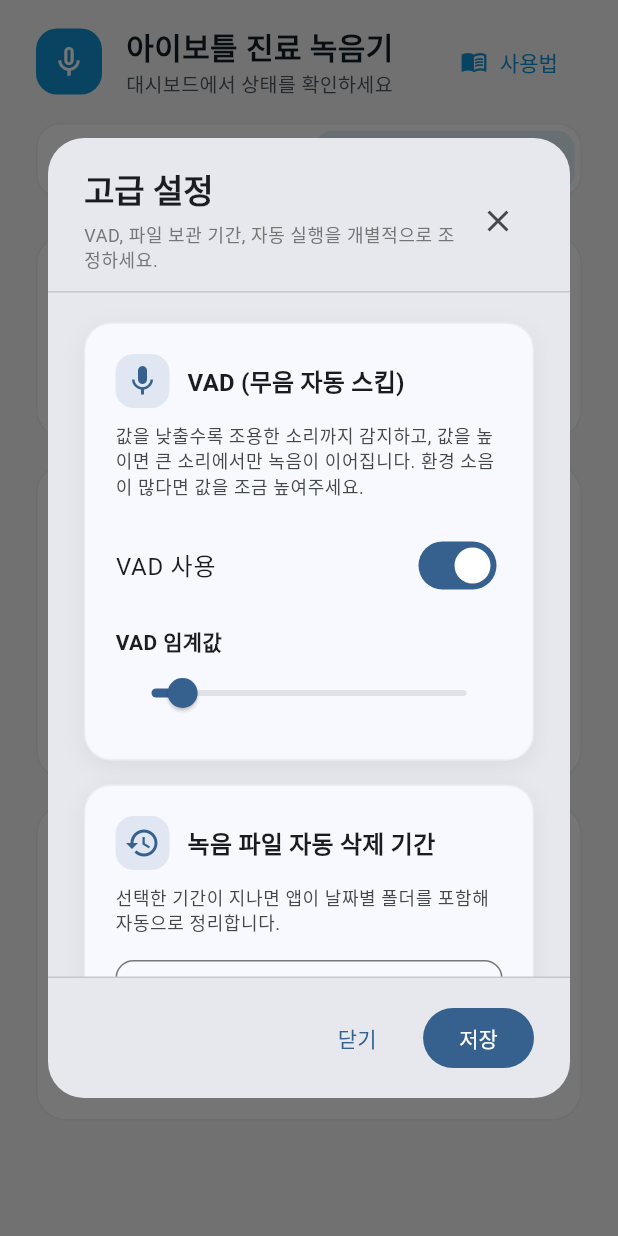
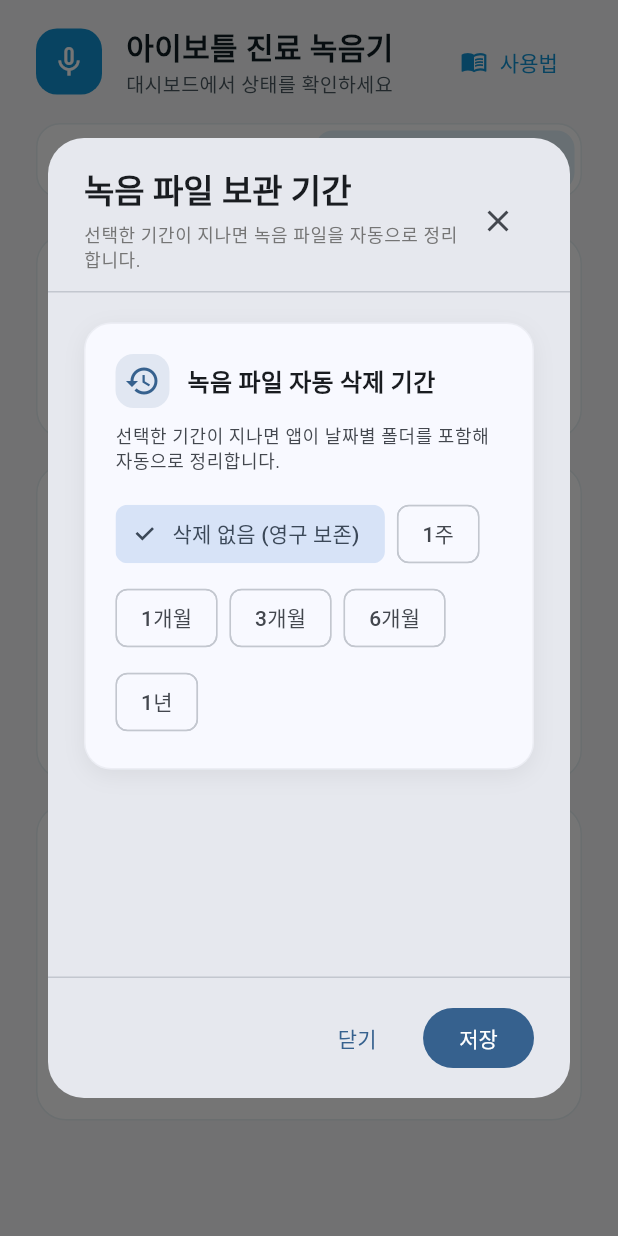
Before and after one commit to Eyebottle/eyebottlelee, a Flutter app: the screen it shows after launch, tab 2 chosen, after a tap on "저장 기간", on a phone screen of 412 x 824 dp. Run offline on Flutter 3.47's test engine with Material 3 defaults, Android fonts, the phone set to English and light mode, and no system bars; our stand-ins replace logger, shared_preferences; missing offline and left inert: cron, file_selector, launch_at_startup, record, system_tray, window_manager.

Commit message:
feat: split advanced settings into dedicated dialogs

```diff
--- a/lib/ui/screens/main_screen.dart
+++ b/lib/ui/screens/main_screen.dart
@@ -196,7 +196,9 @@ class _MainScreenState extends State<MainScreen>
                       _SettingsTab(
                         onOpenSchedule: () => _showScheduleDialog(),
                         onOpenSaveFolder: () => _showFolderDialog(),
-                        onOpenAdvanced: () => _showAdvancedSettings(),
+                        onOpenVad: () => _openVadSettings(),
+                        onOpenRetention: () => _openRetentionSettings(),
+                        onOpenAutoLaunch: () => _openAutoLaunchSettings(),
                       ),
                     ],
                   ),
@@ -325,17 +327,33 @@ class _MainScreenState extends State<MainScreen>
     );
   }
 
-  Future<void> _showAdvancedSettings() async {
-    final result = await showDialog<String>(
-      context: context,
-      builder: (context) => const AdvancedSettingsDialog(),
+  Future<void> _openVadSettings() async {
+    final result = await AdvancedSettingsDialog.show(
+      context,
+      AdvancedSettingSection.vad,
     );
     if (result == 'saved') {
       final (enabled, threshold) = await _settings.getVad();
       _audioService.configureVad(enabled: enabled, threshold: threshold);
+    }
+  }
+
+  Future<void> _openRetentionSettings() async {
+    final result = await AdvancedSettingsDialog.show(
+      context,
+      AdvancedSettingSection.retention,
+    );
+    if (result == 'saved') {
       final retention = await _settings.getRetentionDuration();
       _audioService.configureRetention(retention);
     }
+  }
+
+  Future<void> _openAutoLaunchSettings() async {
+    await AdvancedSettingsDialog.show(
+      context,
+      AdvancedSettingSection.autoLaunch,
+    );
   }
 
   Future<void> _refreshSaveFolderDisplay() async {
@@ -785,12 +803,16 @@ class _SettingsTab extends StatelessWidget {
   const _SettingsTab({
     required this.onOpenSchedule,
     required this.onOpenSaveFolder,
-    required this.onOpenAdvanced,
+    required this.onOpenVad,
+    required this.onOpenRetention,
+    required this.onOpenAutoLaunch,
   });
 
   final Future<void> Function() onOpenSchedule;
   final Future<void> Function() onOpenSaveFolder;
-  final Future<void> Function() onOpenAdvanced;
+  final Future<void> Function() onOpenVad;
+  final Future<void> Function() onOpenRetention;
+  final Future<void> Function() onOpenAutoLaunch;
 
   @override
   Widget build(BuildContext context) {
@@ -824,7 +846,7 @@ class _SettingsTab extends StatelessWidget {
                 icon: Icons.history,
                 title: '저장 기간',
                 description: '녹음 파일의 보관 기간을 설정합니다.',
-                onTap: onOpenAdvanced,
+                onTap: onOpenRetention,
               ),
             ],
           ),
@@ -836,13 +858,13 @@ class _SettingsTab extends StatelessWidget {
                 icon: Icons.mic,
                 title: '음성 활동 감지 (VAD)',
                 description: '음성이 감지될 때만 녹음하도록 설정합니다.',
-                onTap: onOpenAdvanced,
+                onTap: onOpenVad,
               ),
               SettingsDestination(
                 icon: Icons.play_circle,
                 title: '윈도우 시작 시 자동 실행',
                 description: '컴퓨터 시작 시 앱을 자동으로 실행합니다.',
-                onTap: onOpenAdvanced,
+                onTap: onOpenAutoLaunch,
               ),
             ],
           ),
--- a/lib/ui/widgets/advanced_settings_dialog.dart
+++ b/lib/ui/widgets/advanced_settings_dialog.dart
@@ -6,14 +6,28 @@ import 'package:launch_at_startup/launch_at_startup.dart';
 
 import '../../services/settings_service.dart';
 
+enum RetentionOption { forever, week, month, threeMonths, sixMonths, year }
+
+enum AdvancedSettingSection { vad, retention, autoLaunch }
+
 class AdvancedSettingsDialog extends StatefulWidget {
-  const AdvancedSettingsDialog({super.key});
+  const AdvancedSettingsDialog({super.key, required this.section});
+
+  final AdvancedSettingSection section;
+
+  static Future<String?> show(
+    BuildContext context,
+    AdvancedSettingSection section,
+  ) {
+    return showDialog(
+      context: context,
+      builder: (context) => AdvancedSettingsDialog(section: section),
+    );
+  }
 
   @override
   State<AdvancedSettingsDialog> createState() => _AdvancedSettingsDialogState();
 }
-
-enum RetentionOption { forever, week, month, threeMonths, sixMonths, year }
 
 class _AdvancedSettingsDialogState extends State<AdvancedSettingsDialog> {
   bool _vadEnabled = true;
@@ -46,7 +60,7 @@ class _AdvancedSettingsDialogState extends State<AdvancedSettingsDialog> {
   @override
   Widget build(BuildContext context) {
     final mediaSize = MediaQuery.of(context).size;
-    final maxWidth = (mediaSize.width * 0.8).clamp(360.0, 540.0);
+    final maxWidth = (mediaSize.width * 0.8).clamp(360.0, 520.0);
     final maxHeight = (mediaSize.height * 0.82).clamp(420.0, 640.0);
 
     return Dialog(
@@ -62,7 +76,62 @@ class _AdvancedSettingsDialogState extends State<AdvancedSettingsDialog> {
             : Column(
                 crossAxisAlignment: CrossAxisAlignment.stretch,
                 children: [
+                  _buildHeader(context),
+                  const Divider(height: 1),
+                  Expanded(
+                    child: SingleChildScrollView(
+                      padding: const EdgeInsets.symmetric(
+                        horizontal: 24,
+                        vertical: 20,
+                      ),
+                      child: _buildSectionContent(context),
+                    ),
+                  ),
+                  const Divider(height: 1),
                   Padding(
+                    padding: const EdgeInsets.symmetric(
+                      horizontal: 24,
+                      vertical: 16,
+                    ),
+                    child: Row(
+                      mainAxisAlignment: MainAxisAlignment.end,
+                      children: [
+                        TextButton(
+                          onPressed: () => Navigator.of(context).pop(),
+                          child: const Text('닫기'),
+                        ),
+                        const SizedBox(width: 12),
+                        FilledButton(
+                          onPressed: _save,
+                          child: const Text('저장'),
+                        ),
+                      ],
+                    ),
+                  ),
+                ],
+              ),
+      ),
+    );
+  }
+
+  Widget _buildHeader(BuildContext context) {
+    final theme = Theme.of(context);
+    final (title, description) = switch (widget.section) {
+      AdvancedSettingSection.vad => (
+          'VAD 설정',
+          '무음 감지 민감도를 조정해 진료 환경에 맞게 최적화하세요.'
+        ),
+      AdvancedSettingSection.retention => (
+          '녹음 파일 보관 기간',
+          '선택한 기간이 지나면 녹음 파일을 자동으로 정리합니다.'
+        ),
+      AdvancedSettingSection.autoLaunch => (
+          'Windows 자동 실행',
+          '로그인 시 앱을 자동으로 실행할지 여부를 설정합니다.'
+        ),
+    };
+
+    return Padding(
       padding: const EdgeInsets.fromLTRB(24, 20, 24, 12),
       child: Row(
         children: [
@@ -71,18 +140,14 @@ class _AdvancedSettingsDialogState extends State<AdvancedSettingsDialog> {
               crossAxisAlignment: CrossAxisAlignment.start,
               children: [
                 Text(
-                                '고급 설정',
-                                style: Theme.of(context)
-                                    .textTheme
-                                    .titleLarge
+                  title,
+                  style: theme.textTheme.titleLarge
                       ?.copyWith(fontWeight: FontWeight.w700),
                 ),
                 const SizedBox(height: 6),
                 Text(
-                                'VAD, 파일 보관 기간, 자동 실행을 개별적으로 조정하세요.',
-                                style: Theme.of(context)
-                                    .textTheme
-                                    .bodySmall
+                  description,
+                  style: theme.textTheme.bodySmall
                       ?.copyWith(color: Colors.grey.shade600),
                 ),
               ],
@@ -95,14 +160,13 @@ class _AdvancedSettingsDialogState extends State<AdvancedSettingsDialog> {
           ),
         ],
       ),
-                  ),
-                  const Divider(height: 1),
-                  Expanded(
-                    child: ListView(
-                      padding: const EdgeInsets.fromLTRB(24, 20, 24, 8),
-                      children: [
-                        _AdvancedCard(
-                          key: const ValueKey('vad-card'),
+    );
+  }
+
+  Widget _buildSectionContent(BuildContext context) {
+    switch (widget.section) {
+      case AdvancedSettingSection.vad:
+        return _SettingsCard(
           icon: Icons.mic,
           title: 'VAD (무음 자동 스킵)',
           description:
@@ -114,8 +178,7 @@ class _AdvancedSettingsDialogState extends State<AdvancedSettingsDialog> {
                 contentPadding: EdgeInsets.zero,
                 title: const Text('VAD 사용'),
                 value: _vadEnabled,
-                                onChanged: (v) =>
-                                    setState(() => _vadEnabled = v),
+                onChanged: (v) => setState(() => _vadEnabled = v),
               ),
               const SizedBox(height: 12),
               Text(
@@ -137,40 +200,29 @@ class _AdvancedSettingsDialogState extends State<AdvancedSettingsDialog> {
               ),
             ],
           ),
-                        ),
-                        const SizedBox(height: 16),
-                        _AdvancedCard(
-                          key: const ValueKey('retention-card'),
+        );
+      case AdvancedSettingSection.retention:
+        return _SettingsCard(
           icon: Icons.history,
           title: '녹음 파일 자동 삭제 기간',
           description: '선택한 기간이 지나면 앱이 날짜별 폴더를 포함해 자동으로 정리합니다.',
-                          child: DropdownButtonFormField<RetentionOption>(
-                            initialValue: _retentionOption,
-                            decoration: InputDecoration(
-                              border: OutlineInputBorder(
-                                borderRadius: BorderRadius.circular(12),
-                              ),
-                              contentPadding: const EdgeInsets.symmetric(
-                                  horizontal: 12, vertical: 12),
-                            ),
-                            items: RetentionOption.values
+          child: Wrap(
+            spacing: 8,
+            runSpacing: 8,
+            children: RetentionOption.values
                 .map(
-                                  (option) => DropdownMenuItem(
-                                    value: option,
-                                    child: Text(_labelForOption(option)),
+                  (option) => ChoiceChip(
+                    label: Text(_labelForOption(option)),
+                    selected: _retentionOption == option,
+                    onSelected: (_) =>
+                        setState(() => _retentionOption = option),
                   ),
                 )
                 .toList(),
-                            onChanged: (value) {
-                              if (value != null) {
-                                setState(() => _retentionOption = value);
-                              }
-                            },
           ),
-                        ),
-                        const SizedBox(height: 16),
-                        _AdvancedCard(
-                          key: const ValueKey('auto-launch-card'),
+        );
+      case AdvancedSettingSection.autoLaunch:
+        return _SettingsCard(
           icon: Icons.play_circle,
           title: 'Windows 로그인 시 자동 실행',
           description: '개발 단계에서는 실행 경로에 따라 동작이 제한될 수 있습니다.',
@@ -178,36 +230,10 @@ class _AdvancedSettingsDialogState extends State<AdvancedSettingsDialog> {
             contentPadding: EdgeInsets.zero,
             title: const Text('자동 실행 사용'),
             value: _launchAtStartup,
-                            onChanged: (v) =>
-                                setState(() => _launchAtStartup = v),
-                          ),
-                        ),
-                      ],
-                    ),
-                  ),
-                  const Divider(height: 1),
-                  Padding(
-                    padding: const EdgeInsets.symmetric(
-                        horizontal: 24, vertical: 16),
-                    child: Row(
-                      mainAxisAlignment: MainAxisAlignment.end,
-                      children: [
-                        TextButton(
-                          onPressed: () => Navigator.of(context).pop(),
-                          child: const Text('닫기'),
-                        ),
-                        const SizedBox(width: 12),
-                        FilledButton(
-                          onPressed: _save,
-                          child: const Text('저장'),
-                        ),
-                      ],
-                    ),
-                  ),
-                ],
-              ),
+            onChanged: (v) => setState(() => _launchAtStartup = v),
           ),
         );
+    }
   }
 
   Future<void> _save() async {
@@ -216,10 +242,8 @@ class _AdvancedSettingsDialogState extends State<AdvancedSettingsDialog> {
     await settings.setLaunchAtStartup(_launchAtStartup);
     await settings.setRetentionDuration(_durationForOption(_retentionOption));
 
-    // 베타: Windows에서만 자동 실행 등록 시도
     if (!kIsWeb && Platform.isWindows) {
       try {
-        // appPath는 배포 후 실제 exe로 교체 필요
         final exePath = Platform.resolvedExecutable;
         LaunchAtStartup.instance.setup(
           appName: 'Eyebottle Medical Recorder',
@@ -232,7 +256,6 @@ class _AdvancedSettingsDialogState extends State<AdvancedSettingsDialog> {
           await LaunchAtStartup.instance.disable();
         }
       } catch (e) {
-        // 개발 환경에서는 실패할 수 있으므로 사용자에게만 안내
         if (mounted) {
           ScaffoldMessenger.of(context).showSnackBar(
             SnackBar(content: Text('자동 실행 설정 적용 중 오류가 발생했습니다: $e')),
@@ -247,9 +270,8 @@ class _AdvancedSettingsDialogState extends State<AdvancedSettingsDialog> {
   }
 }
 
-class _AdvancedCard extends StatelessWidget {
-  const _AdvancedCard({
-    super.key,
+class _SettingsCard extends StatelessWidget {
+  const _SettingsCard({
     required this.icon,
     required this.title,
     required this.description,
@@ -358,14 +380,14 @@ String _labelForOption(RetentionOption option) {
     case RetentionOption.forever:
       return '삭제 없음 (영구 보존)';
     case RetentionOption.week:
-      return '1주 후 자동 삭제';
+      return '1주';
     case RetentionOption.month:
-      return '1개월 후 자동 삭제';
+      return '1개월';
     case RetentionOption.threeMonths:
-      return '3개월 후 자동 삭제';
+      return '3개월';
     case RetentionOption.sixMonths:
-      return '6개월 후 자동 삭제';
+      return '6개월';
     case RetentionOption.year:
-      return '1년 후 자동 삭제';
+      return '1년';
   }
 }
```
Lines whose indentation alone changed are shown as unchanged.
